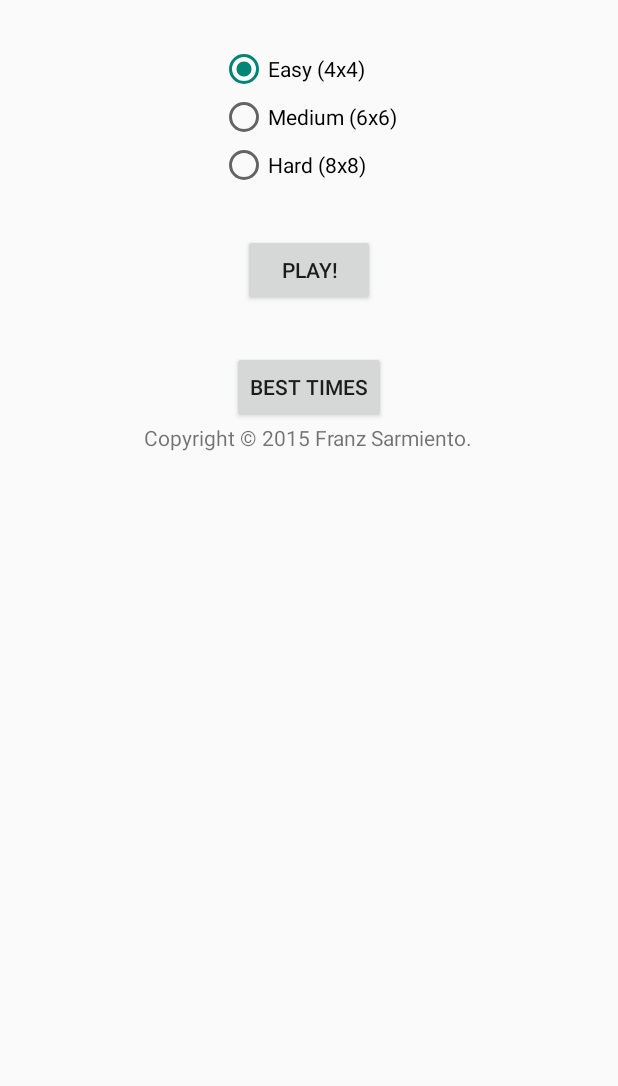
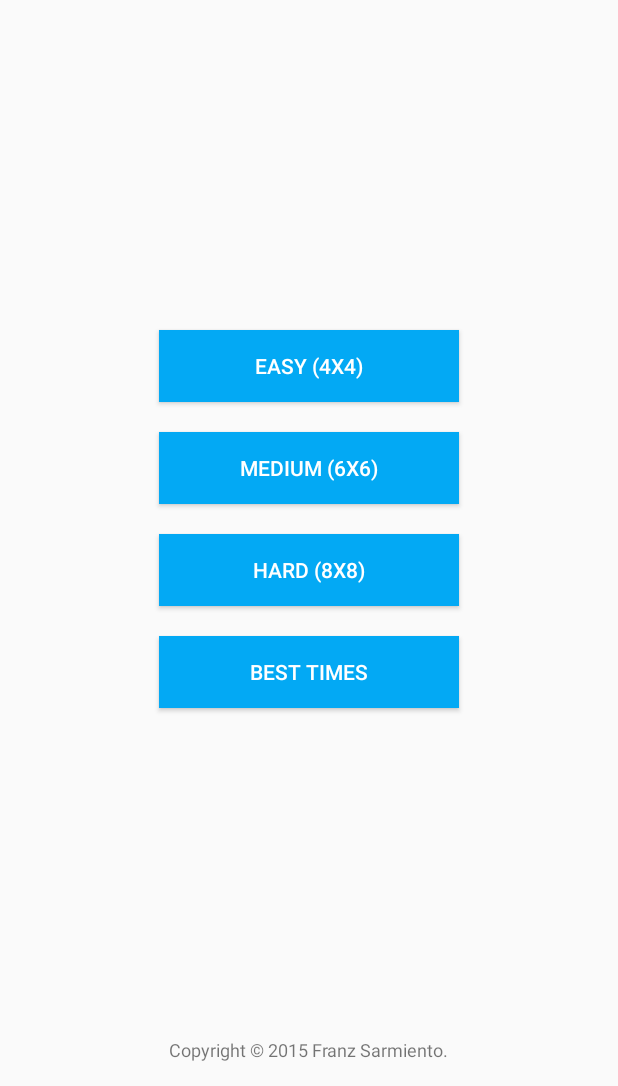
Before and after one commit to franzks-zz/GridofBits, an Android app: the screen it shows after launch (HomeActivity), on a phone screen of 412 x 824 dp, the part 150-1236 px from its top. Run offline under Robolectric (Android 15) with nearby library versions, the phone set to English and light mode, and no system bars.

Commit message:
Replaced home radio btns with regular ones

```diff
--- a/app/src/main/java/com/franzsarmiento/gridofbits/HomeActivity.java
+++ b/app/src/main/java/com/franzsarmiento/gridofbits/HomeActivity.java
@@ -36,55 +36,27 @@ import android.widget.RadioGroup;
 
 public class HomeActivity extends Activity {
 
-    private RadioGroup mRgDifficulty;
-
-    private SharedPreferences mSharedPref;
-    private final static String LAST_SELECTED_DIFFICULTY_SHARED_PREF =
-            "com.franzsarmiento.gridofbits.last_selected_difficulty_shared_pref";
-    private final static String LAST_SELECTED_DIFFICULTY = "last_selected_difficulty";
-
     @Override
     protected void onCreate(Bundle savedInstanceState) {
         super.onCreate(savedInstanceState);
         setContentView(R.layout.activity_home);
-
-        mRgDifficulty = (RadioGroup) findViewById(R.id.rgDifficulty);
-
-        mSharedPref = getSharedPreferences(
-                LAST_SELECTED_DIFFICULTY_SHARED_PREF, Context.MODE_PRIVATE);
-        switch(mSharedPref.getInt(LAST_SELECTED_DIFFICULTY, GameActivity.DIFFICULTY_EASY)) {
-            case GameActivity.DIFFICULTY_EASY:
-                ((RadioButton)findViewById(R.id.rbEasy)).setChecked(true);
-                break;
-            case GameActivity.DIFFICULTY_MEDIUM:
-                ((RadioButton)findViewById(R.id.rbMedium)).setChecked(true);
-                break;
-            case GameActivity.DIFFICULTY_HARD:
-                ((RadioButton)findViewById(R.id.rbHard)).setChecked(true);
-                break;
-        }
     }
 
-    public void btnPlayOnClick(View view) {
+    public void btnPlayEasyOnClick(View view) {
         Intent intent = new Intent(this, GameActivity.class);
-        SharedPreferences.Editor editor = mSharedPref.edit();
+        intent.putExtra(GameActivity.SELECTED_DIFFICULTY, GameActivity.DIFFICULTY_EASY);
+        startActivity(intent);
+    }
 
-        switch (mRgDifficulty.getCheckedRadioButtonId()) {
-            case R.id.rbEasy:
-                intent.putExtra(GameActivity.SELECTED_DIFFICULTY, GameActivity.DIFFICULTY_EASY);
-                editor.putInt(LAST_SELECTED_DIFFICULTY, GameActivity.DIFFICULTY_EASY);
-                break;
-            case R.id.rbMedium:
-                intent.putExtra(GameActivity.SELECTED_DIFFICULTY, GameActivity.DIFFICULTY_MEDIUM);
-                editor.putInt(LAST_SELECTED_DIFFICULTY, GameActivity.DIFFICULTY_MEDIUM);
-                break;
-            case R.id.rbHard:
-                intent.putExtra(GameActivity.SELECTED_DIFFICULTY, GameActivity.DIFFICULTY_HARD);
-                editor.putInt(LAST_SELECTED_DIFFICULTY, GameActivity.DIFFICULTY_HARD);
-                break;
-        }
+    public void btnPlayMediumOnClick(View view) {
+        Intent intent = new Intent(this, GameActivity.class);
+        intent.putExtra(GameActivity.SELECTED_DIFFICULTY, GameActivity.DIFFICULTY_MEDIUM);
+        startActivity(intent);
+    }
 
-        editor.commit();
+    public void btnPlayHardOnClick(View view) {
+        Intent intent = new Intent(this, GameActivity.class);
+        intent.putExtra(GameActivity.SELECTED_DIFFICULTY, GameActivity.DIFFICULTY_HARD);
         startActivity(intent);
     }
 
--- a/app/src/main/res/layout/activity_home.xml
+++ b/app/src/main/res/layout/activity_home.xml
@@ -6,62 +6,37 @@
     <TextView style="@style/title_text"
         android:id="@+id/tvTitle" />
 
-    <RadioGroup
-        android:layout_width="wrap_content"
-        android:layout_height="wrap_content"
-        android:layout_centerHorizontal="true"
-        android:layout_marginTop="30dp"
-        android:id="@+id/rgDifficulty"
-        android:layout_below="@id/tvTitle" >
+    <Button style="@style/btn_play"
+        android:id="@+id/btnPlayMedium"
+        android:text="@string/medium_6x6"
+        android:layout_centerVertical="true"
+        android:onClick="btnPlayMediumOnClick" />
 
-        <RadioButton
-            android:layout_width="match_parent"
-            android:layout_height="wrap_content"
-            android:text="@string/easy_4x4"
-            android:id="@+id/rbEasy"
-            android:layout_gravity="center_horizontal" />
+    <Button style="@style/btn_play"
+        android:id="@+id/btnPlayEasy"
+        android:text="@string/easy_4x4"
+        android:layout_above="@id/btnPlayMedium"
+        android:onClick="btnPlayEasyOnClick" />
 
-        <RadioButton
-            android:layout_width="match_parent"
-            android:layout_height="wrap_content"
-            android:text="@string/medium_6x6"
-            android:id="@+id/rbMedium"
-            android:layout_gravity="center_horizontal" />
+    <Button style="@style/btn_play"
+        android:id="@+id/btnPlayHard"
+        android:text="@string/hard_8x8"
+        android:layout_below="@id/btnPlayMedium"
+        android:onClick="btnPlayHardOnClick" />
 
-        <RadioButton
-            android:layout_width="match_parent"
-            android:layout_height="wrap_content"
-            android:text="@string/hard_8x8"
-            android:id="@+id/rbHard"
-            android:layout_gravity="center_horizontal" />
-    </RadioGroup>
-
-    <Button
-        android:layout_width="wrap_content"
-        android:layout_height="wrap_content"
-        android:text="@string/play"
-        android:id="@+id/btnPlay"
-        android:layout_below="@+id/rgDifficulty"
-        android:layout_centerHorizontal="true"
-        android:layout_marginTop="30dp"
-        android:onClick="btnPlayOnClick" />
-
-    <Button
-        android:layout_width="wrap_content"
-        android:layout_height="wrap_content"
+    <Button style="@style/btn_play"
         android:text="@string/best_times"
         android:id="@+id/btnBestTimes"
-        android:layout_below="@+id/btnPlay"
-        android:layout_centerHorizontal="true"
-        android:layout_marginTop="30dp"
+        android:layout_below="@+id/btnPlayHard"
         android:onClick="btnBestTimesOnClick" />
 
     <TextView
         android:layout_width="wrap_content"
         android:layout_height="wrap_content"
         android:text="@string/copyright"
+        android:textSize="12sp"
         android:id="@+id/tvCopyright"
-        android:layout_below="@+id/btnBestTimes"
+        android:layout_alignParentBottom="true"
         android:layout_centerHorizontal="true" />
 
 </RelativeLayout>
--- a/app/src/main/res/values/styles.xml
+++ b/app/src/main/res/values/styles.xml
@@ -16,4 +16,14 @@
         <item name="android:gravity">center</item>
     </style>
 
+    <style name="btn_play">
+        <item name="android:layout_width">200dp</item>
+        <item name="android:layout_height">wrap_content</item>
+        <item name="android:layout_centerHorizontal">true</item>
+        <item name="android:layout_marginTop">10dp</item>
+        <item name="android:layout_marginBottom">10dp</item>
+        <item name="android:background">@color/bit_toggle_off_blue</item>
+        <item name="android:textColor">@color/default_light_text_color</item>
+    </style>
+
 </resources>
```
